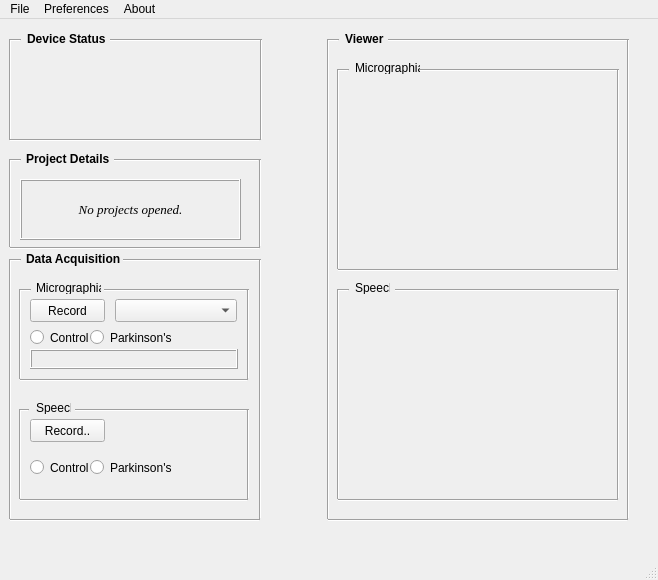
First picture: the form in Wacom_FE/Release/Wafex_UI.ui, repository souvikchakraborty98/WACOM, before the edit.
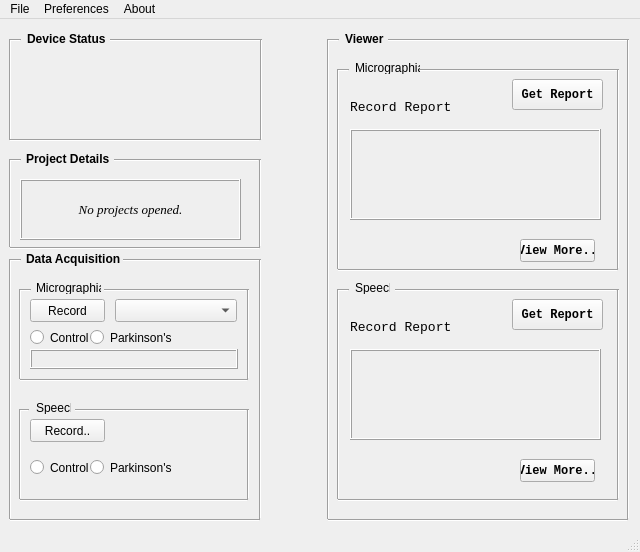
Second picture: the form after the edit. Icons and pictures are not drawn.

What changed in the file:
```diff
--- a/Wacom_FE/Release/Wafex_UI.ui
+++ b/Wacom_FE/Release/Wafex_UI.ui
@@ -6,8 +6,8 @@
    <rect>
     <x>0</x>
     <y>0</y>
-    <width>658</width>
-    <height>580</height>
+    <width>640</width>
+    <height>552</height>
    </rect>
   </property>
   <property name="windowTitle">
@@ -824,13 +824,209 @@
      <string>Select Type</string>
     </property>
    </widget>
+   <widget class="QLabel" name="spRepMainWin">
+    <property name="geometry">
+     <rect>
+      <x>350</x>
+      <y>330</y>
+      <width>251</width>
+      <height>91</height>
+     </rect>
+    </property>
+    <property name="font">
+     <font>
+      <family>Consolas</family>
+      <pointsize>10</pointsize>
+      <weight>75</weight>
+      <bold>true</bold>
+     </font>
+    </property>
+    <property name="frameShape">
+     <enum>QFrame::Box</enum>
+    </property>
+    <property name="frameShadow">
+     <enum>QFrame::Raised</enum>
+    </property>
+    <property name="text">
+     <string/>
+    </property>
+    <property name="alignment">
+     <set>Qt::AlignLeading|Qt::AlignLeft|Qt::AlignTop</set>
+    </property>
+    <property name="wordWrap">
+     <bool>true</bool>
+    </property>
+   </widget>
+   <widget class="QLabel" name="labelSpRep">
+    <property name="geometry">
+     <rect>
+      <x>350</x>
+      <y>300</y>
+      <width>101</width>
+      <height>16</height>
+     </rect>
+    </property>
+    <property name="font">
+     <font>
+      <family>Consolas</family>
+      <pointsize>10</pointsize>
+      <weight>50</weight>
+      <bold>false</bold>
+     </font>
+    </property>
+    <property name="text">
+     <string>Record Report:</string>
+    </property>
+   </widget>
+   <widget class="QPushButton" name="spViewMoreBtn">
+    <property name="geometry">
+     <rect>
+      <x>520</x>
+      <y>440</y>
+      <width>75</width>
+      <height>23</height>
+     </rect>
+    </property>
+    <property name="font">
+     <font>
+      <family>Consolas</family>
+      <weight>75</weight>
+      <bold>true</bold>
+     </font>
+    </property>
+    <property name="text">
+     <string>View More..</string>
+    </property>
+   </widget>
+   <widget class="QPushButton" name="getSpRepBtn">
+    <property name="geometry">
+     <rect>
+      <x>512</x>
+      <y>280</y>
+      <width>91</width>
+      <height>31</height>
+     </rect>
+    </property>
+    <property name="font">
+     <font>
+      <family>Consolas</family>
+      <weight>75</weight>
+      <bold>true</bold>
+     </font>
+    </property>
+    <property name="text">
+     <string>Get Report</string>
+    </property>
+    <property name="icon">
+     <iconset>
+      <normaloff>appRes/refresh.ico</normaloff>appRes/refresh.ico</iconset>
+    </property>
+   </widget>
+   <widget class="QPushButton" name="mgViewMoreBtn">
+    <property name="geometry">
+     <rect>
+      <x>520</x>
+      <y>220</y>
+      <width>75</width>
+      <height>23</height>
+     </rect>
+    </property>
+    <property name="font">
+     <font>
+      <family>Consolas</family>
+      <weight>75</weight>
+      <bold>true</bold>
+     </font>
+    </property>
+    <property name="text">
+     <string>View More..</string>
+    </property>
+   </widget>
+   <widget class="QPushButton" name="getMgRepBtn">
+    <property name="geometry">
+     <rect>
+      <x>512</x>
+      <y>60</y>
+      <width>91</width>
+      <height>31</height>
+     </rect>
+    </property>
+    <property name="font">
+     <font>
+      <family>Consolas</family>
+      <weight>75</weight>
+      <bold>true</bold>
+     </font>
+    </property>
+    <property name="text">
+     <string>Get Report</string>
+    </property>
+    <property name="icon">
+     <iconset>
+      <normaloff>appRes/refresh.ico</normaloff>appRes/refresh.ico</iconset>
+    </property>
+   </widget>
+   <widget class="QLabel" name="labelMgRep">
+    <property name="geometry">
+     <rect>
+      <x>350</x>
+      <y>80</y>
+      <width>101</width>
+      <height>16</height>
+     </rect>
+    </property>
+    <property name="font">
+     <font>
+      <family>Consolas</family>
+      <pointsize>10</pointsize>
+      <weight>50</weight>
+      <bold>false</bold>
+     </font>
+    </property>
+    <property name="text">
+     <string>Record Report:</string>
+    </property>
+   </widget>
+   <widget class="QLabel" name="mgRepMainWin">
+    <property name="geometry">
+     <rect>
+      <x>350</x>
+      <y>110</y>
+      <width>251</width>
+      <height>91</height>
+     </rect>
+    </property>
+    <property name="font">
+     <font>
+      <family>Consolas</family>
+      <pointsize>10</pointsize>
+      <weight>75</weight>
+      <bold>true</bold>
+     </font>
+    </property>
+    <property name="frameShape">
+     <enum>QFrame::Box</enum>
+    </property>
+    <property name="frameShadow">
+     <enum>QFrame::Raised</enum>
+    </property>
+    <property name="text">
+     <string/>
+    </property>
+    <property name="alignment">
+     <set>Qt::AlignLeading|Qt::AlignLeft|Qt::AlignTop</set>
+    </property>
+    <property name="wordWrap">
+     <bool>true</bool>
+    </property>
+   </widget>
   </widget>
   <widget class="QMenuBar" name="menubar">
    <property name="geometry">
     <rect>
      <x>0</x>
      <y>0</y>
-     <width>658</width>
+     <width>640</width>
      <height>21</height>
     </rect>
    </property>
```
